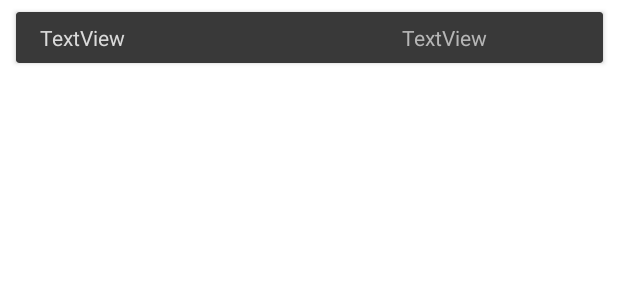
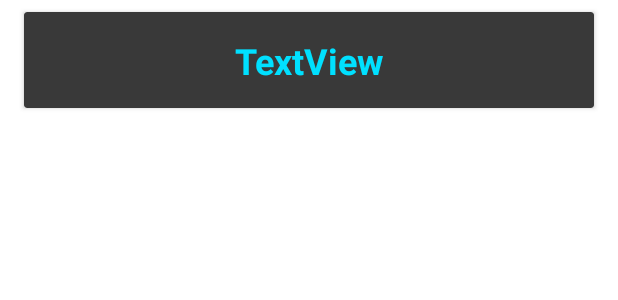
Before and after one commit to Abstract-Programming/NUMC_Statsapp, an Android app: the layout stat.xml on its own in the app's theme, with its tools: preview values and no code run, on a phone screen of 412 x 824 dp. Shown: the top 300 px of the screen. Run offline under Robolectric (Android 15) with nearby library versions, the phone set to English and light mode, and no system bars.

Commit message:
Updated StatAdapter and UserStats to take String[]

```diff
--- a/app/src/main/java/com/neumontmc/stats_app/View/UserStats.java
+++ b/app/src/main/java/com/neumontmc/stats_app/View/UserStats.java
@@ -25,6 +25,7 @@ public class UserStats extends AppCompatActivity {
     String nameData, uuidData;
 
     APIController apic;
+    String[] availableAttributes;
 
     @Override
     protected void onCreate(Bundle savedInstanceState) {
@@ -42,7 +43,7 @@ public class UserStats extends AppCompatActivity {
         getData();
         setData();
         RecyclerView recyclerView = findViewById(R.id.stats);
-        StatAdapter sAdapter = new StatAdapter(getApplication().getBaseContext(), null);
+        StatAdapter sAdapter = new StatAdapter(this, availableAttributes);
         recyclerView.setAdapter(sAdapter);
         recyclerView.setLayoutManager(new LinearLayoutManager(this));
     }
--- a/app/src/main/res/layout/stat.xml
+++ b/app/src/main/res/layout/stat.xml
@@ -1,48 +1,40 @@
 <?xml version="1.0" encoding="utf-8"?>
 <androidx.constraintlayout.widget.ConstraintLayout xmlns:android="http://schemas.android.com/apk/res/android"
+    xmlns:app="http://schemas.android.com/apk/res-auto"
     xmlns:tools="http://schemas.android.com/tools"
     android:layout_width="match_parent"
-    android:layout_height="match_parent"
-    xmlns:app="http://schemas.android.com/apk/res-auto">
+    android:layout_height="80dp">
 
     <androidx.cardview.widget.CardView
         android:id="@+id/card"
-        android:layout_width="391dp"
-        android:layout_height="34dp"
-        android:layout_marginStart="8dp"
+        android:layout_width="0dp"
+        android:layout_height="0dp"
+        android:layout_marginStart="16dp"
         android:layout_marginTop="8dp"
-        android:layout_marginEnd="8dp"
+        android:layout_marginEnd="16dp"
+        android:layout_marginBottom="8dp"
         app:cardBackgroundColor="#393939"
+        app:layout_constraintBottom_toBottomOf="parent"
         app:layout_constraintEnd_toEndOf="parent"
         app:layout_constraintStart_toStartOf="parent"
         app:layout_constraintTop_toTopOf="parent">
 
         <androidx.constraintlayout.widget.ConstraintLayout
-            android:layout_width="387dp"
-            android:layout_height="33dp">
-
-            <TextView
-                android:id="@+id/statKey"
-                android:layout_width="wrap_content"
-                android:layout_height="wrap_content"
-                android:layout_marginStart="16dp"
-                android:text="TextView"
-                android:textColor="#DADADA"
-                app:layout_constraintBottom_toBottomOf="parent"
-                app:layout_constraintStart_toStartOf="parent"
-                app:layout_constraintTop_toTopOf="parent" />
+            android:layout_width="match_parent"
+            android:layout_height="match_parent">
 
             <TextView
                 android:id="@+id/statAttr"
-                android:layout_width="188dp"
-                android:layout_height="19dp"
+                android:layout_width="wrap_content"
+                android:layout_height="wrap_content"
                 android:gravity="center"
                 android:text="TextView"
-                android:textColor="#B6B6B6"
+                android:textColor="#00E0FF"
+                android:textSize="24sp"
+                android:textStyle="bold"
                 app:layout_constraintBottom_toBottomOf="parent"
                 app:layout_constraintEnd_toEndOf="parent"
-                app:layout_constraintHorizontal_bias="0.937"
-                app:layout_constraintStart_toEndOf="@+id/statKey"
+                app:layout_constraintStart_toStartOf="parent"
                 app:layout_constraintTop_toTopOf="parent" />
         </androidx.constraintlayout.widget.ConstraintLayout>
     </androidx.cardview.widget.CardView>
```
Also changed, not shown: app/src/main/java/com/neumontmc/stats_app/Controllers/StatAdapter.java (+6 -8 lines).
